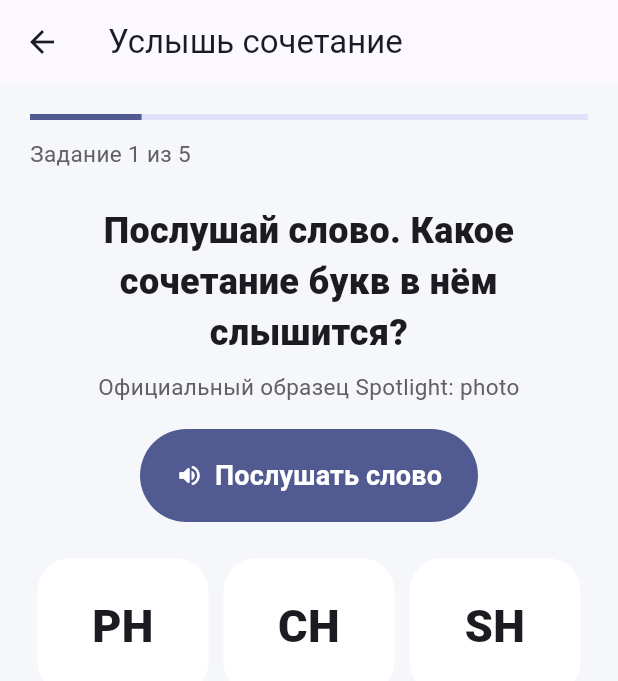
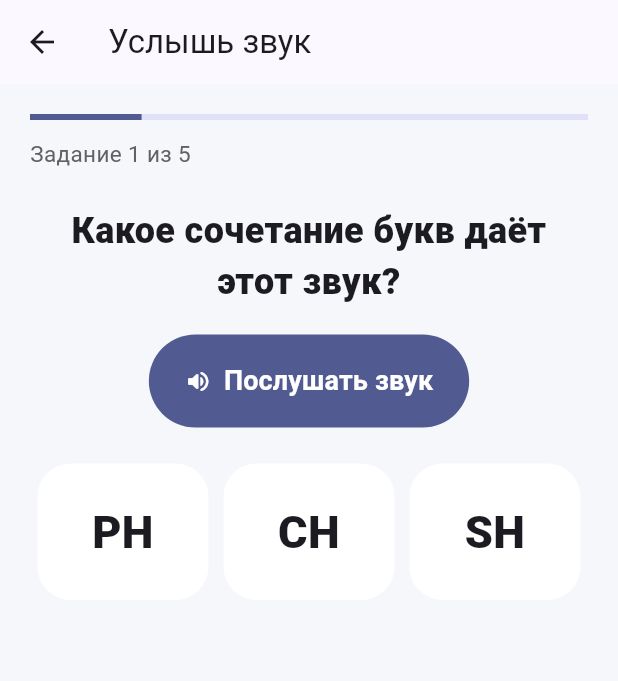
Before and after one commit to mamacita8689-hue/New_english, a Flutter app: the SoundPracticeScreen screen opened directly, on a phone screen of 412 x 824 dp. Shown: the top 681 px of the screen. Run offline on Flutter 3.47's test engine with Material 3 defaults, Android fonts, the phone set to English and light mode, and no system bars; our stand-ins replace audioplayers, flutter_tts.

Commit message:
Fix blend practice to play actual phonemes

```diff
--- a/lib/screens/sound_practice_screen.dart
+++ b/lib/screens/sound_practice_screen.dart
@@ -27,10 +27,7 @@ class _PracticeQuestion {
   final SoundLesson target;
   final List<SoundLesson> options;
 
-  const _PracticeQuestion({
-    required this.target,
-    required this.options,
-  });
+  const _PracticeQuestion({required this.target, required this.options});
 }
 
 class _SoundPracticeScreenState extends State<SoundPracticeScreen> {
@@ -71,20 +68,27 @@ class _SoundPracticeScreenState extends State<SoundPracticeScreen> {
 
       final options = <SoundLesson>[target, ...distractors.take(2)]
         ..shuffle(_random);
-
       return _PracticeQuestion(target: target, options: options);
     }).toList();
   }
 
-  Future<void> _playSample(SoundLesson lesson) async {
-    if (_playing || lesson.phonemeAudioUrl == null) return;
+  Future<void> _playPhoneme(SoundLesson lesson) async {
+    if (_playing) return;
+    final asset = lesson.phonemeAudioAsset;
+    final url = lesson.phonemeAudioUrl;
+    if (asset == null && url == null) return;
+
     setState(() => _playing = true);
     try {
-      await _audio.playPhonemeUrl(lesson.phonemeAudioUrl!);
+      if (asset != null) {
+        await _audio.playPhonemeAsset(asset);
+      } else {
+        await _audio.playPhonemeUrl(url!);
+      }
     } catch (_) {
       if (mounted) {
         ScaffoldMessenger.of(context).showSnackBar(
-          const SnackBar(content: Text('Не удалось воспроизвести аудиообразец.')),
+          const SnackBar(content: Text('Не удалось воспроизвести звук.')),
         );
       }
     } finally {
@@ -94,19 +98,17 @@ class _SoundPracticeScreenState extends State<SoundPracticeScreen> {
 
   void _choose(SoundLesson option) {
     if (_answered) return;
-
     if (option.id == _question.target.id) {
       setState(() {
         _answered = true;
         if (!_mistake) _firstTryScore++;
       });
-      return;
-    }
-
+    } else {
       setState(() {
         _mistake = true;
         _wrongIds.add(option.id);
       });
+    }
   }
 
   void _next() {
@@ -114,7 +116,6 @@ class _SoundPracticeScreenState extends State<SoundPracticeScreen> {
       setState(() => _finished = true);
       return;
     }
-
     setState(() {
       _index++;
       _answered = false;
@@ -144,12 +145,11 @@ class _SoundPracticeScreenState extends State<SoundPracticeScreen> {
   @override
   Widget build(BuildContext context) {
     if (_finished) return _buildResult();
-
     final listenMode = widget.mode == SoundPracticeMode.hearAndChooseGrapheme;
 
     return Scaffold(
       appBar: AppBar(
-        title: Text(listenMode ? 'Услышь сочетание' : 'Найди правильный звук'),
+        title: Text(listenMode ? 'Услышь звук' : 'Найди правильный звук'),
       ),
       body: SafeArea(
         child: Padding(
@@ -191,9 +191,7 @@ class _SoundPracticeScreenState extends State<SoundPracticeScreen> {
                           FilledButton(
                             onPressed: _next,
                             child: Text(
-                              _index == _questions.length - 1
-                                  ? 'Результат'
-                                  : 'Следующее',
+                              _index == _questions.length - 1 ? 'Результат' : 'Следующее',
                             ),
                           ),
                         ],
@@ -203,13 +201,11 @@ class _SoundPracticeScreenState extends State<SoundPracticeScreen> {
                             key: const ValueKey('retry'),
                             padding: const EdgeInsets.all(14),
                             decoration: BoxDecoration(
-                              color: Theme.of(context)
-                                  .colorScheme
-                                  .secondaryContainer,
+                              color: Theme.of(context).colorScheme.secondaryContainer,
                               borderRadius: BorderRadius.circular(16),
                             ),
                             child: const Text(
-                              'Попробуй ещё раз. Можно снова послушать слово-образец.',
+                              'Попробуй ещё раз. Можно снова послушать звук.',
                               textAlign: TextAlign.center,
                               style: TextStyle(fontSize: 17, fontWeight: FontWeight.w700),
                             ),
@@ -224,29 +220,22 @@ class _SoundPracticeScreenState extends State<SoundPracticeScreen> {
   }
 
   Widget _buildListenPrompt() {
-    final sampleWord = _question.target.examples.first.word;
     return Column(
       children: [
         const Text(
-          'Послушай слово. Какое сочетание букв в нём слышится?',
+          'Какое сочетание букв даёт этот звук?',
           textAlign: TextAlign.center,
           style: TextStyle(fontSize: 24, fontWeight: FontWeight.w900),
-        ),
-        const SizedBox(height: 8),
-        Text(
-          'Официальный образец Spotlight: $sampleWord',
-          textAlign: TextAlign.center,
-          style: TextStyle(fontSize: 15, color: Colors.grey.shade700),
         ),
         const SizedBox(height: 18),
         FilledButton.icon(
           style: FilledButton.styleFrom(
             padding: const EdgeInsets.symmetric(horizontal: 24, vertical: 18),
           ),
-          onPressed: _playing ? null : () => _playSample(_question.target),
+          onPressed: _playing ? null : () => _playPhoneme(_question.target),
           icon: Icon(_playing ? Icons.hourglass_top : Icons.volume_up_rounded),
           label: Text(
-            _playing ? 'Слушаем…' : 'Послушать слово',
+            _playing ? 'Слушаем…' : 'Послушать звук',
             style: const TextStyle(fontSize: 18, fontWeight: FontWeight.w700),
           ),
         ),
@@ -277,11 +266,13 @@ class _SoundPracticeScreenState extends State<SoundPracticeScreen> {
             style: const TextStyle(fontSize: 56, fontWeight: FontWeight.w900),
           ),
         ),
+        if (target.grapheme == 'TH') ...[
           const SizedBox(height: 12),
           Text(
-          'Пример: ${target.examples.first.word}',
+            'Подсказка: ${target.examples.first.word}',
             style: TextStyle(fontSize: 16, color: Colors.grey.shade700),
           ),
+        ],
       ],
     );
   }
@@ -348,16 +339,16 @@ class _SoundPracticeScreenState extends State<SoundPracticeScreen> {
               child: Row(
                 children: [
                   IconButton.filledTonal(
-                    tooltip: 'Послушать ${option.examples.first.word}',
-                    onPressed: _playing ? null : () => _playSample(option),
+                    tooltip: 'Послушать ${option.phoneme}',
+                    onPressed: _playing ? null : () => _playPhoneme(option),
                     icon: const Icon(Icons.volume_up_rounded),
                   ),
                   const SizedBox(width: 12),
                   Expanded(
                     child: Text(
-                      '${option.phoneme}  (${option.examples.first.word})',
+                      option.phoneme,
                       style: TextStyle(
-                        fontSize: 24,
+                        fontSize: 27,
                         fontWeight: FontWeight.w800,
                         color: wrong ? Colors.grey.shade500 : null,
                       ),
@@ -386,10 +377,7 @@ class _SoundPracticeScreenState extends State<SoundPracticeScreen> {
             child: Column(
               mainAxisAlignment: MainAxisAlignment.center,
               children: [
-                Text(
-                  _firstTryScore >= 4 ? '🌟' : '👏',
-                  style: const TextStyle(fontSize: 76),
-                ),
+                Text(_firstTryScore >= 4 ? '🌟' : '👏', style: const TextStyle(fontSize: 76)),
                 const SizedBox(height: 18),
                 const Text(
                   'Тренировка закончена!',
```
Lines whose indentation alone changed are shown as unchanged.
